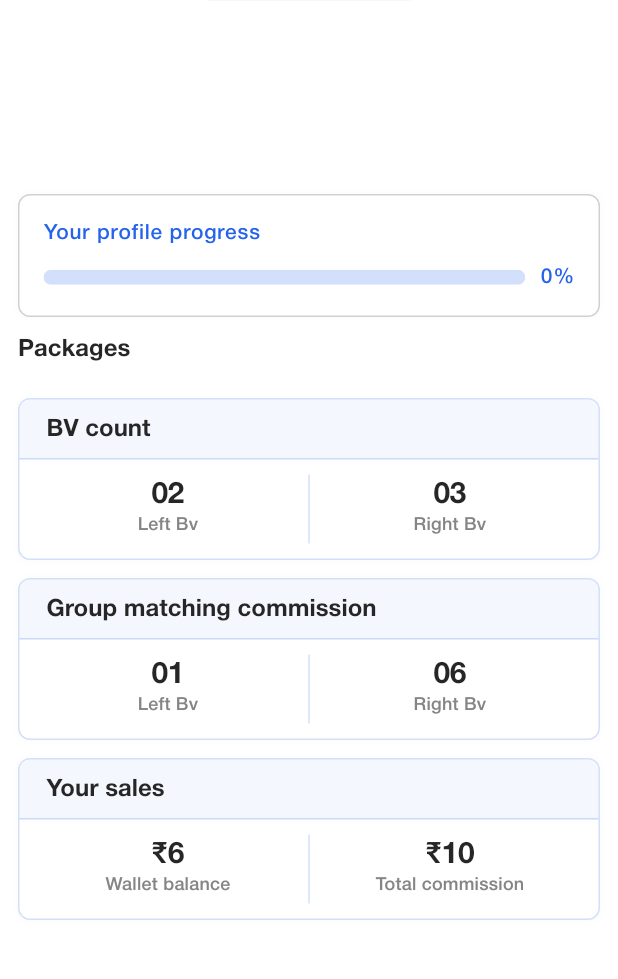
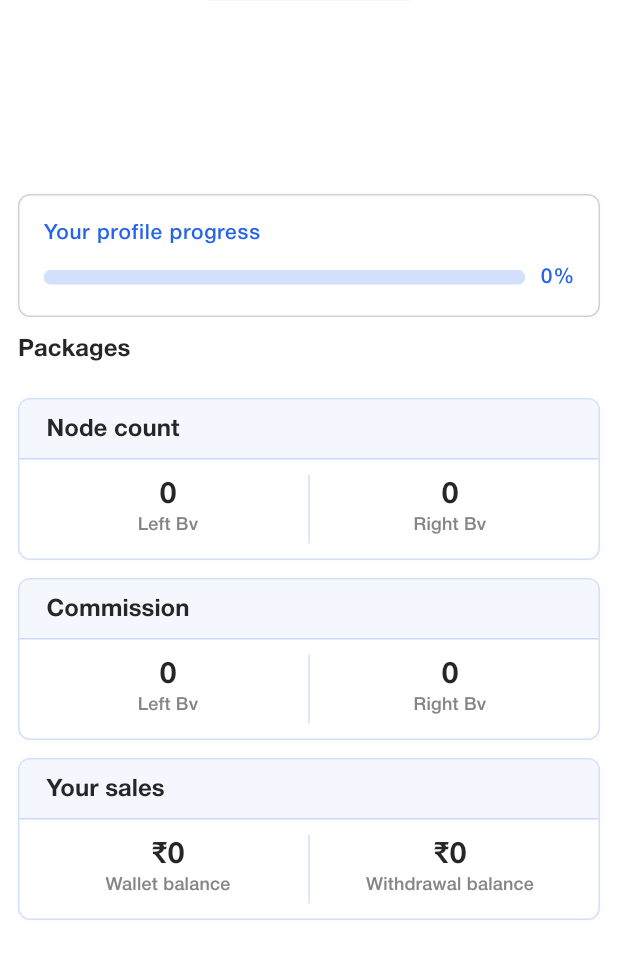
Before and after one commit to AmanDollop/kalam_news, a Flutter app: the HomeView screen opened by its route, scrolled down 64 dp, on a phone screen of 412 x 824 dp, the part 157-1136 px from its top. Run offline on Flutter 3.47's test engine with Material 3 defaults, Android fonts, the phone set to English and light mode, and no system bars; drawn by our look-alikes of carousel_slider; our stand-ins replace carousel_indicator, connectivity_plus, device_preview, flutter_dash, flutter_html, fluttertoast and 10 more; missing offline and left inert: razorpay_flutter; accounts and stored records are empty; network calls fail.

Commit message:
Home page All count Api and Get Wallet History api working 06 May

```diff
--- a/lib/app/api/api_constant_var/api_constant_var.dart
+++ b/lib/app/api/api_constant_var/api_constant_var.dart
@@ -141,4 +141,8 @@ class ApiUrls{
 
   static const apiEndPointCheckReferral = "checkReferral";
 
+  static const apiEndPointGetUserDashboardBVCount = "getUserDashboardBVCount";
+
+  static const apiEndPointGetWalletHistory = "getWalletHistory";
+
 }
--- a/lib/app/api/api_intrigation/api_intrigation.dart
+++ b/lib/app/api/api_intrigation/api_intrigation.dart
@@ -11,8 +11,10 @@ import 'package:kalam_news_publication/app/api/api_res_modals/package_detail.dar
 import 'package:kalam_news_publication/app/api/api_res_modals/package_modal.dart';
 import 'package:kalam_news_publication/app/api/api_res_modals/referral_user_data_modal.dart';
 import 'package:kalam_news_publication/app/api/api_res_modals/states_modal.dart';
+import 'package:kalam_news_publication/app/api/api_res_modals/user_dashboard_bv_count_modal.dart';
 import 'package:kalam_news_publication/app/api/api_res_modals/user_data_modal.dart';
 import 'package:kalam_news_publication/app/api/api_res_modals/user_tree_modal.dart';
+import 'package:kalam_news_publication/app/api/api_res_modals/withdraw_history_modal.dart';
 import 'package:kalam_news_publication/app/common/http/my_http.dart';
 import 'package:kalam_news_publication/app/common/methods/knp_methods.dart';
 import 'package:kalam_news_publication/app/db/data_base_constant/data_base_constant.dart';
@@ -222,6 +224,7 @@ class ApiIntrigation{
       url: '${ApiUrls.baseUrl}${ApiUrls.apiEndPointCheckReferral}',
       bodyParams: bodyParams,
       context: Get.context!,
+      showSnackBar: true,
     );
     if (response != null) {
       if (await KNPMethods.checkResponse(response: response, wantInternetFailResponse: true, wantShowFailResponse: true)) {
@@ -458,4 +461,48 @@ class ApiIntrigation{
     }
   }
 
+  static Future<UserDashboardBVCountModal?> getUserDashboardBVCountApi() async {
+
+    Map<String, String> authorization = await userToken();
+
+    UserDashboardBVCountModal? userDashboardBVCountModal;
+    http.Response? response = await MyHttp.getMethod(
+      url: '${ApiUrls.baseUrl}${ApiUrls.apiEndPointGetUserDashboardBVCount}',
+      token: authorization,
+      context: Get.context!,
+    );
+    if (response != null) {
+      if (await KNPMethods.checkResponse(response: response, wantInternetFailResponse: true, wantShowFailResponse: true)) {
+        userDashboardBVCountModal = UserDashboardBVCountModal.fromJson(jsonDecode(response.body));
+        return userDashboardBVCountModal;
+      } else {
+        return null;
+      }
+    } else {
+      return null;
+    }
+  }
+
+  static Future<WithdrawHistoryModal?> getWithdrawHistoryApi() async {
+
+    Map<String, String> authorization = await userToken();
+
+    WithdrawHistoryModal? withdrawHistoryModal;
+    http.Response? response = await MyHttp.getMethod(
+      url: '${ApiUrls.baseUrl}${ApiUrls.apiEndPointGetWalletHistory}',
+      token: authorization,
+      context: Get.context!,
+    );
+    if (response != null) {
+      if (await KNPMethods.checkResponse(response: response, wantInternetFailResponse: true, wantShowFailResponse: true)) {
+        withdrawHistoryModal = WithdrawHistoryModal.fromJson(jsonDecode(response.body));
+        return withdrawHistoryModal;
+      } else {
+        return null;
+      }
+    } else {
+      return null;
+    }
+  }
+
 }
--- /dev/null
+++ b/lib/app/api/api_res_modals/user_dashboard_bv_count_modal.dart
@@ -0,0 +1,59 @@
+class UserDashboardBVCountModal {
+  String? message;
+  UserDashboardBVCount? userDashboardBVCount;
+
+  UserDashboardBVCountModal({this.message, this.userDashboardBVCount});
+
+  UserDashboardBVCountModal.fromJson(Map<String, dynamic> json) {
+    message = json['message'];
+    userDashboardBVCount = json['userDashboardBVCount'] != null
+        ? UserDashboardBVCount.fromJson(json['userDashboardBVCount'])
+        : null;
+  }
+
+  Map<String, dynamic> toJson() {
+    final Map<String, dynamic> data = <String, dynamic>{};
+    data['message'] = message;
+    if (userDashboardBVCount != null) {
+      data['userDashboardBVCount'] = userDashboardBVCount!.toJson();
+    }
+    return data;
+  }
+}
+
+class UserDashboardBVCount {
+  int? leftCommission;
+  int? rightCommission;
+  int? totalWithdrawal;
+  int? totalWalletBalance;
+  int? lUserNodeCount;
+  int? rUserNodeCount;
+
+  UserDashboardBVCount(
+      {this.leftCommission,
+        this.rightCommission,
+        this.totalWithdrawal,
+        this.totalWalletBalance,
+        this.lUserNodeCount,
+        this.rUserNodeCount});
+
+  UserDashboardBVCount.fromJson(Map<String, dynamic> json) {
+    leftCommission = json['left_commission'];
+    rightCommission = json['right_commission'];
+    totalWithdrawal = json['total_withdrawal'];
+    totalWalletBalance = json['total_wallet_balance'];
+    lUserNodeCount = json['l_user_node_count'];
+    rUserNodeCount = json['r_user_node_count'];
+  }
+
+  Map<String, dynamic> toJson() {
+    final Map<String, dynamic> data = <String, dynamic>{};
+    data['left_commission'] = leftCommission;
+    data['right_commission'] = rightCommission;
+    data['total_withdrawal'] = totalWithdrawal;
+    data['total_wallet_balance'] = totalWalletBalance;
+    data['l_user_node_count'] = lUserNodeCount;
+    data['r_user_node_count'] = rUserNodeCount;
+    return data;
+  }
+}
--- a/lib/app/common/widgets/knp_widgets.dart
+++ b/lib/app/common/widgets/knp_widgets.dart
@@ -62,13 +62,7 @@ class KNPWidgets {
     BoxFit fit = BoxFit.fill,
     GestureTapCallback? onTap,
     ImageLoadingBuilder? loadingBuilder,
-    Duration? shimmerDuration,
-    Color? shimmerBackgroundColor,
-    Color? shimmerMovementColor,
     String? errorImage,
-    String? userShortName,
-    Color? userShortNameColor,
-    Color? userShortNameBackgroundColor,
   }) =>
       InkWell(
         onTap: onTap,
@@ -766,7 +760,6 @@ class KNPWidgets {
                           color: Theme.of(Get.context!).colorScheme.surface,
                           child: commonNetworkImageView(
                               path: image,
-                              isAssetImage: false,
                               fit: BoxFit.cover,
                               width: double.infinity,
                               height: height ?? 150.px),
--- a/lib/app/modules/achievements/controllers/achievements_controller.dart
+++ b/lib/app/modules/achievements/controllers/achievements_controller.dart
@@ -67,7 +67,7 @@ class AchievementsController extends GetxController {
     }
   }
 
-  Future<void> clickOnWhatsappNumber() async {
+  Future<void> clickOnWhatsappNumber() async      {
     if (contacts?.whatsapp != null && contacts!.whatsapp!.isNotEmpty) {
        Uri url = Uri.parse("https://wa.me/${checkCountryCodeInNumber(number: contacts?.whatsapp ?? '')}");
       if (await launchUrl(url)) {
--- a/lib/app/modules/achievements/views/achievements_view.dart
+++ b/lib/app/modules/achievements/views/achievements_view.dart
@@ -171,10 +171,10 @@ class AchievementsView extends GetView<AchievementsController> {
                       borderRadius: BorderRadius.circular(20.px),
                       child: KNPWidgets.commonNetworkImageView(
                         path: KNPMethods.baseUrlForNetworkImage(imagePath: '${controller.followUsList?[index].icon}'),
-                        isAssetImage: false,
+
                         height: 40.px,
                         width: 40.px,
-                        radius: 20.px
+                        // radius: 20.px
                       ),
                     ),
                     if(index != controller.followUsList!.length-1)
--- a/lib/app/modules/edit_profile/views/edit_profile_view.dart
+++ b/lib/app/modules/edit_profile/views/edit_profile_view.dart
@@ -106,7 +106,6 @@ class EditProfileView extends GetView<EditProfileController> {
                     )
                     : KNPWidgets.commonNetworkImageView(
                        path: KNPMethods.baseUrlForNetworkImage(imagePath: controller.userPic.value),
-                       isAssetImage: false,
                        radius: 55.px,
                        height: 110.px,
                        width: 110.px,
--- a/lib/app/modules/genealogy/views/genealogy_view.dart
+++ b/lib/app/modules/genealogy/views/genealogy_view.dart
@@ -131,7 +131,6 @@ class GenealogyView extends GetView<GenealogyController> {
         child: Center(
           child: KNPWidgets.commonNetworkImageView(
             path: KNPMethods.baseUrlForNetworkImage(imagePath: '${controller.userData?.userDetails?.profile}'),
-            isAssetImage: false,
             radius: 55.px,
             height: 110.px,
             width: 110.px,
@@ -303,7 +302,6 @@ class GenealogyView extends GetView<GenealogyController> {
                 child: Center(
                   child: KNPWidgets.commonNetworkImageView(
                     path: profile,
-                    isAssetImage: false,
                     radius: 16.px,
                     height: 32.px,
                     width: 32.px,
--- a/lib/app/modules/home/views/home_view.dart
+++ b/lib/app/modules/home/views/home_view.dart
@@ -70,9 +70,9 @@ class HomeView extends GetView<HomeController> {
                             SizedBox(height: CommonPaddingAndSize.size10()),
                             packagesListView(),
                             SizedBox(height: CommonPaddingAndSize.size12()),
-                            bvCountView(),
+                            nodeCountView(),
                             SizedBox(height: CommonPaddingAndSize.size12()),
-                            groupMatchingCommissionView(),
+                            commissionView(),
                             SizedBox(height: CommonPaddingAndSize.size12()),
                             yourSalesView(),
                             SizedBox(height: CommonPaddingAndSize.size20() * 4)
@@ -178,10 +178,7 @@ class HomeView extends GetView<HomeController> {
                       crossAxisAlignment: CrossAxisAlignment.start,
                       children: [
                         KNPWidgets.commonNetworkImageView(
-                          path: KNPMethods.baseUrlForNetworkImage(
-                              imagePath:
-                                  '${controller.packageList?[index].packageImage}'),
-                          isAssetImage: false,
+                          path: KNPMethods.baseUrlForNetworkImage(imagePath: '${controller.packageList?[index].packageImage}'),
                           width: 124.px,
                           height: 108.px,
                           radius: 4.px,
@@ -209,8 +206,7 @@ class HomeView extends GetView<HomeController> {
     }
   }
 
-  Widget commonColumnForCardView({required String text1, required String text2}) =>
-      Expanded(
+  Widget commonColumnForCardView({required String text1, required String text2}) => Expanded(
         child: Column(
           children: [
             Text(
@@ -279,28 +275,28 @@ class HomeView extends GetView<HomeController> {
         ),
       );
 
-  Widget bvCountView() => commonCard(
-        title: 'BV count',
-        text1: '02',
+  Widget nodeCountView() => commonCard(
+        title: 'Node count',
+        text1: '${controller.userDashboardBVCount?.lUserNodeCount}',
         text2: 'Left Bv',
-        text3: '03',
+        text3: '${controller.userDashboardBVCount?.rUserNodeCount}',
         text4: 'Right Bv',
       );
 
-  Widget groupMatchingCommissionView() => commonCard(
-        title: 'Group matching commission',
-        text1: '01',
+  Widget commissionView() => commonCard(
+        title: 'Commission',
+        text1: '${controller.userDashboardBVCount?.leftCommission}',
         text2: 'Left Bv',
-        text3: '06',
+        text3: '${controller.userDashboardBVCount?.rightCommission}',
         text4: 'Right Bv',
       );
 
   Widget yourSalesView() => commonCard(
         title: 'Your sales',
-        text1: '₹6',
+        text1: '₹${controller.userDashboardBVCount?.totalWalletBalance}',
         text2: 'Wallet balance',
-        text3: '₹10',
-        text4: 'Total commission',
+        text3: '₹${controller.userDashboardBVCount?.totalWithdrawal}',
+        text4: 'Withdrawal balance',
       );
 
 
--- a/lib/app/modules/log_in/controllers/log_in_controller.dart
+++ b/lib/app/modules/log_in/controllers/log_in_controller.dart
@@ -54,7 +54,7 @@ class LogInController extends GetxController {
 
   Future<void> clickOnLogInButtonView() async {
     KNPMethods.unFocsKeyBoard();
-    if(key.currentState!.validate() && rememberMeValue.value){
+    if(key.currentState!.validate()){
       await callingLoginApi();
     }
   }
--- a/lib/app/modules/profile/views/profile_view.dart
+++ b/lib/app/modules/profile/views/profile_view.dart
@@ -89,7 +89,6 @@ class ProfileView extends GetView<ProfileController> {
         child: Center(
           child: KNPWidgets.commonNetworkImageView(
             path: KNPMethods.baseUrlForNetworkImage(imagePath: '${controller.userData?.userDetails?.profile}'),
-            isAssetImage: false,
             radius: 55.px,
             height: 110.px,
             width: 110.px,
--- a/lib/app/modules/registration_verification/controllers/registration_verification_controller.dart
+++ b/lib/app/modules/registration_verification/controllers/registration_verification_controller.dart
@@ -21,9 +21,11 @@ class RegistrationVerificationController extends GetxController {
     referralCodeController.text = referralUserData?.referralCode ?? '';
     if(referralUserData?.left == true && referralUserData?.right == true){
       selectRadioValue.value = "Left";
-    }else if(referralUserData?.left == false){
+    }
+    else if(referralUserData?.left == false){
       selectRadioValue.value = "Right";
-    }else{
+    }
+    else{
       selectRadioValue.value = "Left";
     }
   }
--- a/lib/app/modules/registration_verification/views/registration_verification_view.dart
+++ b/lib/app/modules/registration_verification/views/registration_verification_view.dart
@@ -4,7 +4,6 @@ import 'package:kalam_news_publication/app/common/common_padding_size/common_pad
 import 'package:kalam_news_publication/app/common/methods/knp_methods.dart';
 import 'package:kalam_news_publication/app/common/widgets/knp_widgets.dart';
 import 'package:responsive_sizer/responsive_sizer.dart';
-
 import '../controllers/registration_verification_controller.dart';
 
 class RegistrationVerificationView extends GetView<RegistrationVerificationController> {
--- a/lib/app/modules/splash/controllers/splash_controller.dart
+++ b/lib/app/modules/splash/controllers/splash_controller.dart
@@ -61,6 +61,7 @@ class SplashController extends GetxController {
   }
 
   Future<void> callingNextScreen() async {
+    print('userData?.accessToken:::::::: ${userData?.accessToken}');
     if (userData?.accessToken != null && userData!.accessToken!.isNotEmpty) {
       Get.offNamed(Routes.BOTTOM_BAR);
     } else {
```
Also changed, not shown: lib/app/api/api_res_modals/withdraw_history_modal.dart (added, +97 -0 lines), lib/app/modules/home/controllers/home_controller.dart (+27 -5 lines), lib/app/modules/personal_details/controllers/personal_details_controller.dart (+4 -4 lines), lib/app/modules/wallet/controllers/wallet_controller.dart (+23 -3 lines), lib/app/modules/wallet/views/wallet_view.dart (+26 -6 lines).
